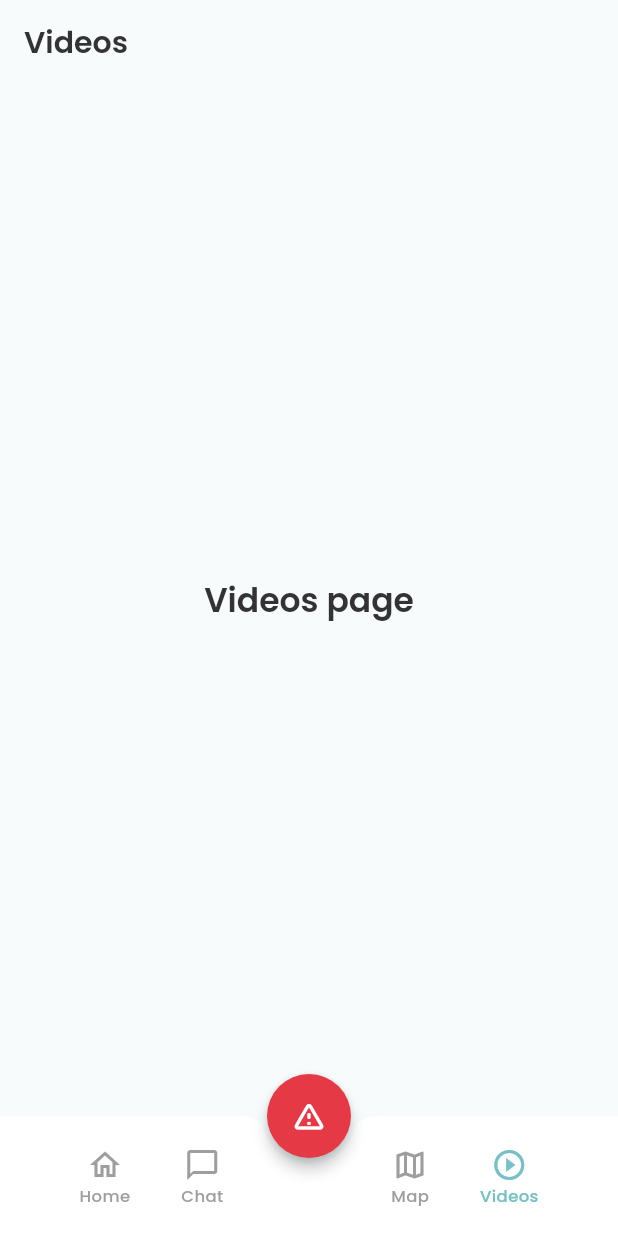
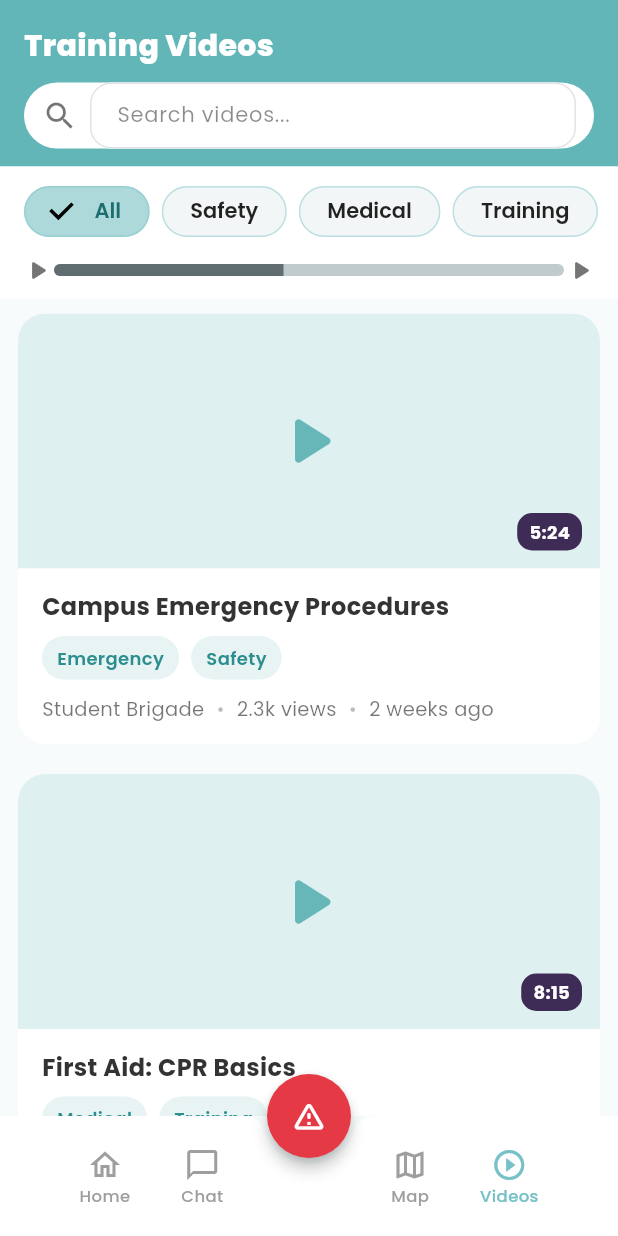
Before and after one commit to DevGargolas25/Flutter, a Flutter app: the screen it shows after launch, item 4 of the bottom bar chosen, on a phone screen of 412 x 824 dp. Run offline on Flutter 3.47's test engine with Material 3 defaults, Android fonts, the phone set to English and light mode, and no system bars; our stand-ins replace google_fonts.

Commit message:
VideoChanges

```diff
--- a/studentbrigade/lib/pages/chat_page.dart
+++ b/studentbrigade/lib/pages/chat_page.dart
@@ -58,7 +58,7 @@ class ChatbotsScreen extends StatelessWidget {
             ),
             const SizedBox(height: 4),
 
-            // Solo un item: Brigade Assistant
+            // Assistants
             Expanded(
               child: ListView(
                 children: [
@@ -72,6 +72,43 @@ class ChatbotsScreen extends StatelessWidget {
                     icon: Icons.smart_toy_outlined,
                     onTap: () =>
                         Navigator.pushNamed(context, ChatScreen.routeName),
+                  ),
+                  const Divider(height: 1, indent: 70, endIndent: 16),
+                  // ---- Brigade Team ----
+                  _ChatbotTile(
+                    title: 'Brigade Team',
+                    subtitle:
+                        'Meeting tonight at 7 PM in room 203. Please confirm y...',
+                    time: '9:45 AM',
+                    unread: 0,
+                    avatarColor: const Color(0xFF58A57B),
+                    icon: Icons.groups_rounded,
+                    onTap: () {
+                      ScaffoldMessenger.of(context).showSnackBar(
+                        const SnackBar(
+                          content: Text('Abrir chat Brigade Team'),
+                        ),
+                      );
+                    },
+                  ),
+
+                  const Divider(height: 1, indent: 70, endIndent: 16),
+                  // ---- Brigade Alerts ----
+                  _ChatbotTile(
+                    title: 'Brigade Alerts',
+                    subtitle:
+                        'Weather alert: Strong winds expected this afternoon. St...',
+                    time: 'Yesterday',
+                    unread: 1,
+                    avatarColor: const Color(0xFFE29375),
+                    icon: Icons.chat_bubble_outline_rounded,
+                    onTap: () {
+                      ScaffoldMessenger.of(context).showSnackBar(
+                        const SnackBar(
+                          content: Text('Abrir chat Brigade Alerts'),
+                        ),
+                      );
+                    },
                   ),
                 ],
               ),
--- a/studentbrigade/lib/pages/nav_shell.dart
+++ b/studentbrigade/lib/pages/nav_shell.dart
@@ -1,6 +1,7 @@
 import 'package:flutter/material.dart';
 import 'home.dart';
 import 'chat_page.dart';
+import 'videos_screen.dart';
 
 class NavShell extends StatefulWidget {
   const NavShell({super.key});
@@ -16,7 +17,7 @@ class _NavShellState extends State<NavShell> {
     HomePage(),
     ChatbotsScreen(),
     _DummyPage(title: 'Map'),
-    _DummyPage(title: 'Videos'),
+    VideosScreen(),
   ];
 
   @override
--- /dev/null
+++ b/studentbrigade/lib/pages/video.dart
@@ -0,0 +1,19 @@
+class VideoItem {
+  final String id;
+  final String title;
+  final List<String> tags; // p.ej. ["Emergency","Safety"]
+  final String channel; // p.ej. "Student Brigade"
+  final String views; // p.ej. "2.3k views"
+  final String timeAgo; // p.ej. "2 weeks ago"
+  final String duration; // "5:24"
+
+  const VideoItem({
+    required this.id,
+    required this.title,
+    required this.tags,
+    required this.channel,
+    required this.views,
+    required this.timeAgo,
+    required this.duration,
+  });
+}
--- /dev/null
+++ b/studentbrigade/lib/pages/videos_screen.dart
@@ -0,0 +1,247 @@
+import 'package:flutter/material.dart';
+import 'video.dart';
+import './widgets/video_card.dart';
+
+class VideosScreen extends StatefulWidget {
+  const VideosScreen({super.key});
+  static const routeName = '/videos';
+
+  @override
+  State<VideosScreen> createState() => _VideosScreenState();
+}
+
+class _VideosScreenState extends State<VideosScreen> {
+  final headerColor = const Color(0xFF62B6B7);
+  final _searchCtrl = TextEditingController();
+
+  // Filtros disponibles
+  final List<String> _filters = const [
+    'All',
+    'Safety',
+    'Medical',
+    'Training',
+    'Emergency',
+  ];
+  String _activeFilter = 'All';
+
+  // Datos mock
+  final List<VideoItem> _allVideos = const [
+    VideoItem(
+      id: 'v1',
+      title: 'Campus Emergency Procedures',
+      tags: ['Emergency', 'Safety'],
+      channel: 'Student Brigade',
+      views: '2.3k views',
+      timeAgo: '2 weeks ago',
+      duration: '5:24',
+    ),
+    VideoItem(
+      id: 'v2',
+      title: 'First Aid: CPR Basics',
+      tags: ['Medical', 'Training'],
+      channel: 'Student Brigade',
+      views: '1.1k views',
+      timeAgo: '1 week ago',
+      duration: '8:15',
+    ),
+    VideoItem(
+      id: 'v3',
+      title: 'Fire Drill Walkthrough',
+      tags: ['Safety', 'Training'],
+      channel: 'Student Brigade',
+      views: '3.9k views',
+      timeAgo: '3 days ago',
+      duration: '6:40',
+    ),
+    VideoItem(
+      id: 'v4',
+      title: 'How to Use an AED',
+      tags: ['Medical', 'Emergency'],
+      channel: 'Student Brigade',
+      views: '7.2k views',
+      timeAgo: '4 weeks ago',
+      duration: '9:03',
+    ),
+  ];
+
+  @override
+  void dispose() {
+    _searchCtrl.dispose();
+    super.dispose();
+  }
+
+  List<VideoItem> get _filtered {
+    final q = _searchCtrl.text.trim().toLowerCase();
+    return _allVideos.where((v) {
+      final byFilter = _activeFilter == 'All' || v.tags.contains(_activeFilter);
+      final byQuery =
+          q.isEmpty ||
+          v.title.toLowerCase().contains(q) ||
+          v.tags.any((t) => t.toLowerCase().contains(q)) ||
+          v.channel.toLowerCase().contains(q);
+      return byFilter && byQuery;
+    }).toList();
+  }
+
+  @override
+  Widget build(BuildContext context) {
+    return Scaffold(
+      body: SafeArea(
+        child: Column(
+          children: [
+            // ---------- Header + buscador ----------
+            Container(
+              width: double.infinity,
+              color: headerColor,
+              padding: const EdgeInsets.fromLTRB(16, 16, 16, 12),
+              child: Column(
+                crossAxisAlignment: CrossAxisAlignment.start,
+                children: [
+                  const Text(
+                    'Training Videos',
+                    style: TextStyle(
+                      color: Colors.white,
+                      fontSize: 20,
+                      fontWeight: FontWeight.w800,
+                    ),
+                  ),
+                  const SizedBox(height: 10),
+                  Container(
+                    height: 44,
+                    decoration: BoxDecoration(
+                      color: Colors.white,
+                      borderRadius: BorderRadius.circular(28),
+                    ),
+                    padding: const EdgeInsets.symmetric(horizontal: 12),
+                    child: Row(
+                      children: [
+                        const Icon(Icons.search, color: Colors.black54),
+                        const SizedBox(width: 8),
+                        Expanded(
+                          child: TextField(
+                            controller: _searchCtrl,
+                            decoration: const InputDecoration(
+                              border: InputBorder.none,
+                              hintText: 'Search videos...',
+                              hintStyle: TextStyle(color: Colors.black45),
+                            ),
+                            onChanged: (_) => setState(() {}),
+                          ),
+                        ),
+                        if (_searchCtrl.text.isNotEmpty)
+                          IconButton(
+                            icon: const Icon(
+                              Icons.close,
+                              size: 18,
+                              color: Colors.black45,
+                            ),
+                            onPressed: () {
+                              _searchCtrl.clear();
+                              setState(() {});
+                            },
+                          ),
+                      ],
+                    ),
+                  ),
+                ],
+              ),
+            ),
+
+            // ---------- Chips de filtro + “scroll bar” decorativa ----------
+            Container(
+              color: Colors.white,
+              padding: const EdgeInsets.fromLTRB(8, 8, 8, 0),
+              child: Column(
+                children: [
+                  SizedBox(
+                    height: 44,
+                    child: ListView.separated(
+                      scrollDirection: Axis.horizontal,
+                      padding: const EdgeInsets.symmetric(horizontal: 8),
+                      itemBuilder: (_, i) {
+                        final label = _filters[i];
+                        final selected = _activeFilter == label;
+                        return ChoiceChip(
+                          label: Text(label),
+                          selected: selected,
+                          onSelected: (_) =>
+                              setState(() => _activeFilter = label),
+                          selectedColor: const Color(0xFFAED9DA),
+                          labelStyle: TextStyle(
+                            color: selected
+                                ? const Color(0xFF1C6E70)
+                                : Colors.black87,
+                            fontWeight: FontWeight.w600,
+                          ),
+                          backgroundColor: const Color(0xFFF3F6F7),
+                          shape: RoundedRectangleBorder(
+                            borderRadius: BorderRadius.circular(22),
+                          ),
+                        );
+                      },
+                      separatorBuilder: (_, __) => const SizedBox(width: 8),
+                      itemCount: _filters.length,
+                    ),
+                  ),
+                  // barrita decorativa entre flechas (estática)
+                  Padding(
+                    padding: const EdgeInsets.fromLTRB(6, 6, 6, 8),
+                    child: Row(
+                      children: [
+                        const Icon(
+                          Icons.play_arrow_rounded,
+                          color: Colors.black54,
+                          size: 22,
+                        ),
+                        Expanded(
+                          child: Container(
+                            height: 8,
+                            decoration: BoxDecoration(
+                              color: const Color(0xFFBFCBCD),
+                              borderRadius: BorderRadius.circular(99),
+                            ),
+                            clipBehavior: Clip.antiAlias,
+                            child: Align(
+                              alignment: Alignment.centerLeft,
+                              child: FractionallySizedBox(
+                                widthFactor: 0.45, // simulación del “scroll”
+                                child: Container(
+                                  color: const Color(0xFF5F6D70),
+                                ),
+                              ),
+                            ),
+                          ),
+                        ),
+                        const Icon(
+                          Icons.play_arrow_rounded,
+                          color: Colors.black54,
+                          size: 22,
+                        ),
+                      ],
+                    ),
+                  ),
+                ],
+              ),
+            ),
+
+            // ---------- Lista de videos ----------
+            Expanded(
+              child: ListView.builder(
+                itemCount: _filtered.length,
+                itemBuilder: (_, i) => VideoCard(
+                  video: _filtered[i],
+                  onTap: () {
+                    // Solo front: puedes mostrar un snackbar o navegar a un detalle mock
+                    ScaffoldMessenger.of(context).showSnackBar(
+                      SnackBar(content: Text('Open: ${_filtered[i].title}')),
+                    );
+                  },
+                ),
+              ),
+            ),
+          ],
+        ),
+      ),
+    );
+  }
+}
--- /dev/null
+++ b/studentbrigade/lib/pages/widgets/video_card.dart
@@ -0,0 +1,138 @@
+import 'package:flutter/material.dart';
+import '/pages/video.dart';
+
+class VideoCard extends StatelessWidget {
+  final VideoItem video;
+  final VoidCallback? onTap;
+  const VideoCard({super.key, required this.video, this.onTap});
+
+  @override
+  Widget build(BuildContext context) {
+    final radius = BorderRadius.circular(18);
+    return InkWell(
+      onTap: onTap,
+      borderRadius: radius,
+      child: Card(
+        elevation: 0,
+        margin: const EdgeInsets.symmetric(horizontal: 12, vertical: 10),
+        shape: RoundedRectangleBorder(borderRadius: radius),
+        clipBehavior: Clip.antiAlias,
+        child: Column(
+          crossAxisAlignment: CrossAxisAlignment.start,
+          children: [
+            // Thumbnail (placeholder con ícono y duración)
+            Container(
+              height: 170,
+              width: double.infinity,
+              color: const Color(0xFFDFF0F1),
+              child: Stack(
+                children: [
+                  const Center(
+                    child: Icon(
+                      Icons.play_arrow_rounded,
+                      size: 56,
+                      color: Color(0xFF67B7B9),
+                    ),
+                  ),
+                  Positioned(
+                    right: 12,
+                    bottom: 12,
+                    child: Container(
+                      padding: const EdgeInsets.symmetric(
+                        horizontal: 8,
+                        vertical: 4,
+                      ),
+                      decoration: BoxDecoration(
+                        color: const Color(
+                          0xFF3E2B56,
+                        ), // morado oscuro como en el mock
+                        borderRadius: BorderRadius.circular(10),
+                      ),
+                      child: Text(
+                        video.duration,
+                        style: const TextStyle(
+                          color: Colors.white,
+                          fontSize: 12,
+                          fontWeight: FontWeight.w700,
+                        ),
+                      ),
+                    ),
+                  ),
+                ],
+              ),
+            ),
+
+            // Descripción
+            Container(
+              padding: const EdgeInsets.fromLTRB(16, 14, 16, 14),
+              decoration: BoxDecoration(
+                color: Colors.white,
+                borderRadius: BorderRadius.vertical(bottom: radius.topLeft),
+              ),
+              child: Column(
+                crossAxisAlignment: CrossAxisAlignment.start,
+                children: [
+                  Text(
+                    video.title,
+                    style: const TextStyle(
+                      fontSize: 16,
+                      fontWeight: FontWeight.w700,
+                    ),
+                  ),
+                  const SizedBox(height: 8),
+                  Wrap(
+                    spacing: 8,
+                    runSpacing: -6,
+                    children: video.tags.map((t) {
+                      return Container(
+                        padding: const EdgeInsets.symmetric(
+                          horizontal: 10,
+                          vertical: 6,
+                        ),
+                        decoration: BoxDecoration(
+                          color: const Color(0xFFE8F4F4),
+                          borderRadius: BorderRadius.circular(16),
+                        ),
+                        child: Text(
+                          t,
+                          style: const TextStyle(
+                            color: Color(0xFF2D8E90),
+                            fontSize: 12,
+                            fontWeight: FontWeight.w600,
+                          ),
+                        ),
+                      );
+                    }).toList(),
+                  ),
+                  const SizedBox(height: 10),
+                  Row(
+                    children: [
+                      Text(
+                        video.channel,
+                        style: const TextStyle(color: Colors.black54),
+                      ),
+                      const SizedBox(width: 8),
+                      const Text('•', style: TextStyle(color: Colors.black26)),
+                      const SizedBox(width: 8),
+                      Text(
+                        video.views,
+                        style: const TextStyle(color: Colors.black54),
+                      ),
+                      const SizedBox(width: 8),
+                      const Text('•', style: TextStyle(color: Colors.black26)),
+                      const SizedBox(width: 8),
+                      Text(
+                        video.timeAgo,
+                        style: const TextStyle(color: Colors.black54),
+                      ),
+                    ],
+                  ),
+                ],
+              ),
+            ),
+          ],
+        ),
+      ),
+    );
+  }
+}
```
